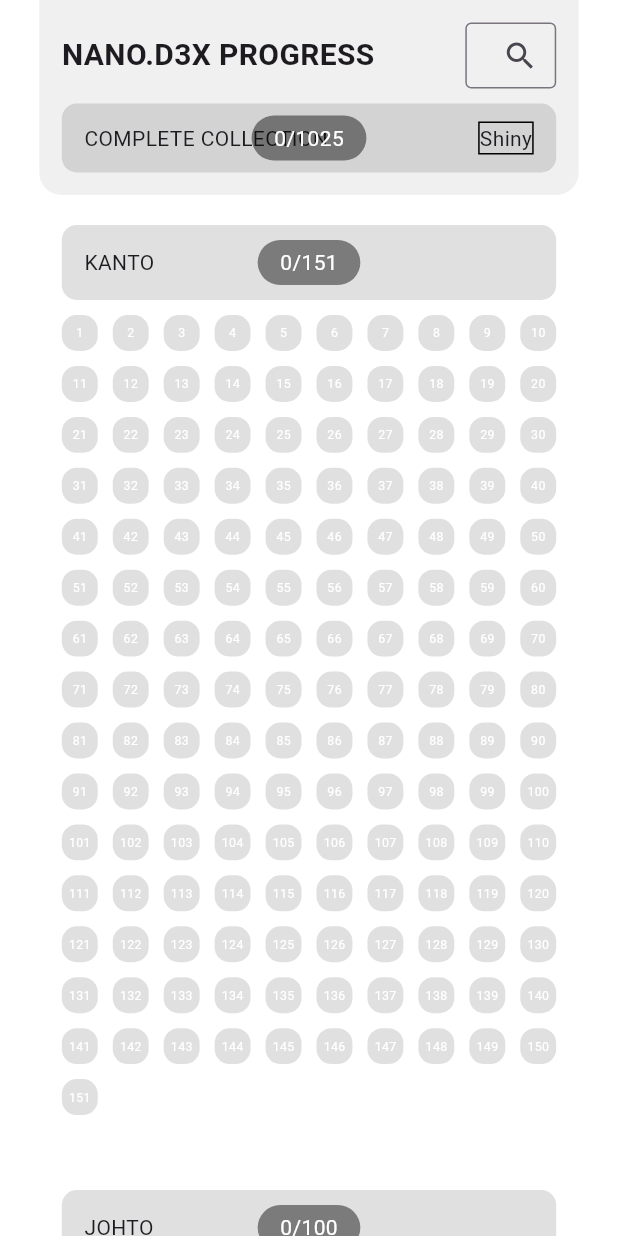
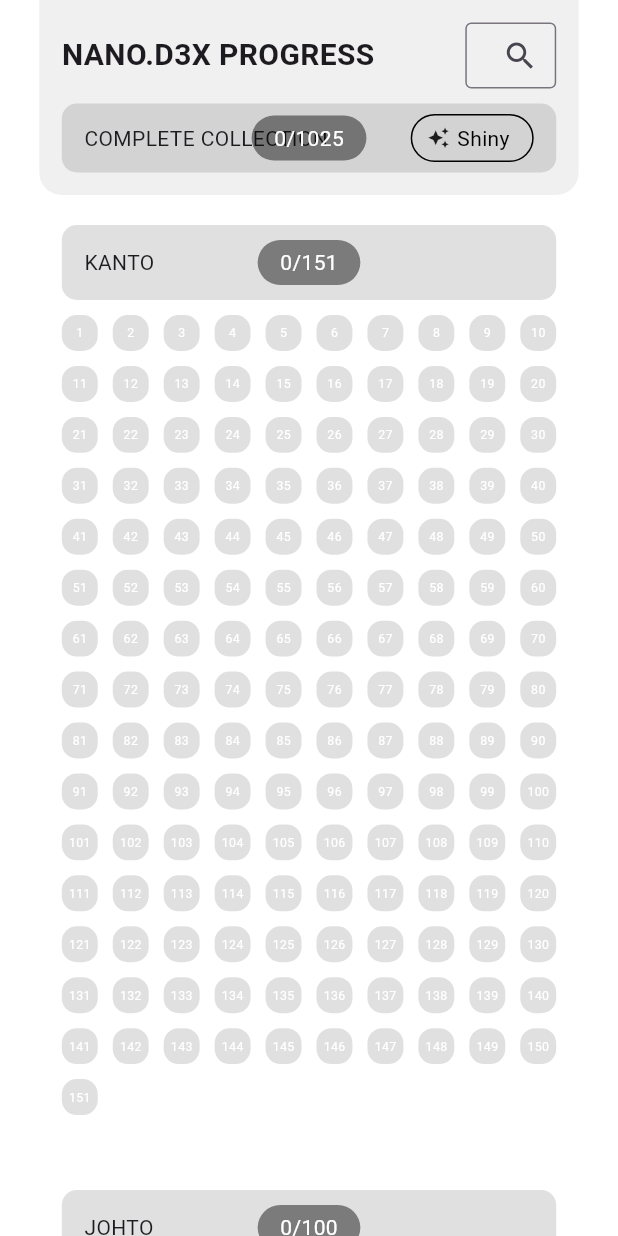
Before and after one commit to gobrianyu/nanod3x, a Flutter app: the screen it shows after launch, on a phone screen of 412 x 824 dp. Run offline on Flutter 3.47's test engine with Material 3 defaults, Android fonts, the phone set to English and light mode, and no system bars; our stand-ins replace cached_network_image, firebase_core, firebase_storage; accounts and stored records are empty; network calls fail.

Commit message:
Update shiny toggle button UI

```diff
--- a/lib/collection.dart
+++ b/lib/collection.dart
@@ -175,26 +175,41 @@ class _CollectionState extends State<Collection> {
     );
   }
 
+  bool _isShinyButtonHovered = false;
+
   Widget _shinyToggleButton() {
     return MouseRegion(
       cursor: SystemMouseCursors.click,
+      onEnter: (_) => setState(() => _isShinyButtonHovered = true),
+      onExit: (_) => setState(() => _isShinyButtonHovered = false),
       child: GestureDetector(
         onTap: () {
           setState(() => shinyToggle = !shinyToggle);
         },
         child: Container(
+          padding: EdgeInsets.only(top: 5, bottom: 5, left: 10, right: 15),
           decoration: BoxDecoration(
-            border: Border.all()
+            border: Border.all(),
+            borderRadius: BorderRadius.circular(100),
+            color: _isShinyButtonHovered ? accentColourLight : Colors.transparent,
           ),
           child: Row(
             children: [
-              Text(shinyToggle ? 'Classic' : 'Shiny')
+              Icon(shinyToggle ? Icons.draw : Icons.auto_awesome, size: 15),
+              SizedBox(width: 5),
+              Text(
+                shinyToggle ? 'Classic' : 'Shiny',
+                style: TextStyle(
+                  color: invertColour,
+                ),
+              ),
             ],
-          )
+          ),
         ),
-      )
+      ),
     );
   }
+
 
   Widget _regionFilterButton(String region) {
     return AspectRatio(
```
